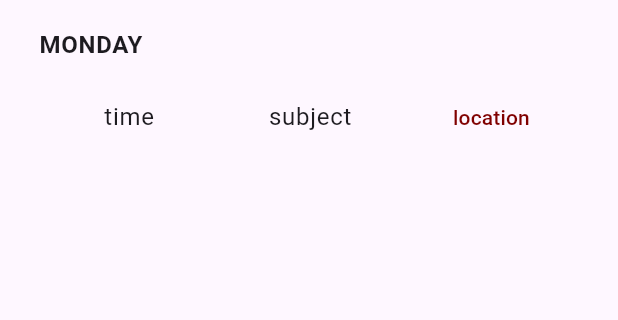
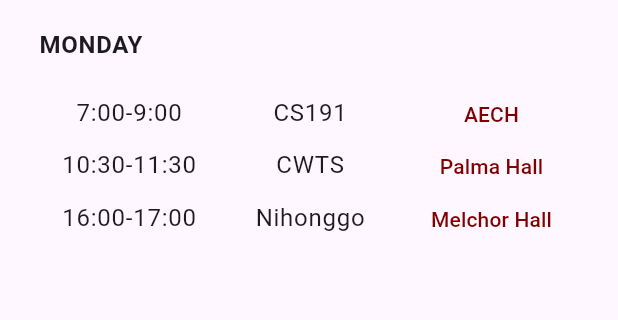
Before and after one commit to dddelacruz/UPClassroomFinder_AY2324_CS192, a Flutter app: the screen it shows after launch, item 2 of the bottom bar chosen, on a phone screen of 412 x 824 dp, the part 84-404 px from its top. Run offline on Flutter 3.47's test engine with Material 3 defaults, Android fonts, the phone set to English and light mode, and no system bars.

Commit message:
added sample schedule

```diff
--- a/up_classroom_finder_ay2324_cs192/lib/main.dart
+++ b/up_classroom_finder_ay2324_cs192/lib/main.dart
@@ -101,7 +101,12 @@ class MapPage extends StatelessWidget {
                 child: Row(
                   mainAxisAlignment: MainAxisAlignment.spaceAround,
                   children: <Widget>[
-                    IconButton(icon: const Icon(Icons.edit), onPressed: () {}),
+                    IconButton(icon: const Icon(Icons.edit), onPressed: () {
+                      Navigator.push(
+                          context,
+                          MaterialPageRoute(builder: (context) => NotesPage()),
+                        );
+                    }),
                     IconButton(icon: const Icon(Icons.schedule), onPressed: () {
                       Navigator.push(
                         context,
@@ -468,13 +473,13 @@ class SchedulePage extends StatelessWidget{
                               children: <Widget>[
                                 TableCell(
                                   child: Container(
-                                    child: Center(child: Text("time", textAlign: TextAlign.center,)),
+                                    child: Center(child: Text("7:00-9:00", textAlign: TextAlign.center,)),
                                     height: 35
                                     )
                                 ),
                                 TableCell(
                                   child: Container(
-                                    child: Center(child: Text("subject", textAlign: TextAlign.center,)),
+                                    child: Center(child: Text("CS191", textAlign: TextAlign.center,)),
                                     height: 35
                                     )
                                 ),
@@ -482,17 +487,80 @@ class SchedulePage extends StatelessWidget{
                                   child: Container(
                                     child: Center(child:
                                       TextButton(
-                                        child: Text("location", textAlign: TextAlign.center,
+                                        child: Text("AECH", textAlign: TextAlign.center,
                                         style: TextStyle(color: Color(0xff800000))),
-                                        onPressed: (
-                                        ){},
+                                        onPressed: (){
+                                          showModalBottomSheet<void>(
+                                            context: context,
+                                            builder: (BuildContext context) => const FloorPlanPage(),
+                                          );
+                                        },
                                         )
                                       ),
                                     height: 35
                                     )
                                 ),
                               ]
-                          )],
+                          ),
+                          TableRow(
+                              children: <Widget>[
+                                TableCell(
+                                  child: Container(
+                                    child: Center(child: Text("10:30-11:30", textAlign: TextAlign.center,)),
+                                    height: 35
+                                    )
+                                ),
+                                TableCell(
+                                  child: Container(
+                                    child: Center(child: Text("CWTS", textAlign: TextAlign.center,)),
+                                    height: 35
+                                    )
+                                ),
+                                TableCell(
+                                  child: Container(
+                                    child: Center(child:
+                                      TextButton(
+                                        child: Text("Palma Hall", textAlign: TextAlign.center,
+                                        style: TextStyle(color: Color(0xff800000))),
+                                        onPressed: (){
+                                        },
+                                        )
+                                      ),
+                                    height: 35
+                                    )
+                                ),
+                              ]
+                          ),
+                          TableRow(
+                              children: <Widget>[
+                                TableCell(
+                                  child: Container(
+                                    child: Center(child: Text("16:00-17:00", textAlign: TextAlign.center,)),
+                                    height: 35
+                                    )
+                                ),
+                                TableCell(
+                                  child: Container(
+                                    child: Center(child: Text("Nihonggo", textAlign: TextAlign.center,)),
+                                    height: 35
+                                    )
+                                ),
+                                TableCell(
+                                  child: Container(
+                                    child: Center(child:
+                                      TextButton(
+                                        child: Text("Melchor Hall", textAlign: TextAlign.center,
+                                        style: TextStyle(color: Color(0xff800000))),
+                                        onPressed: (){
+                                        },
+                                        )
+                                      ),
+                                    height: 35
+                                    )
+                                ),
+                              ]
+                          ),
+                          ],
                         ),
                       ),
                   ],
```
